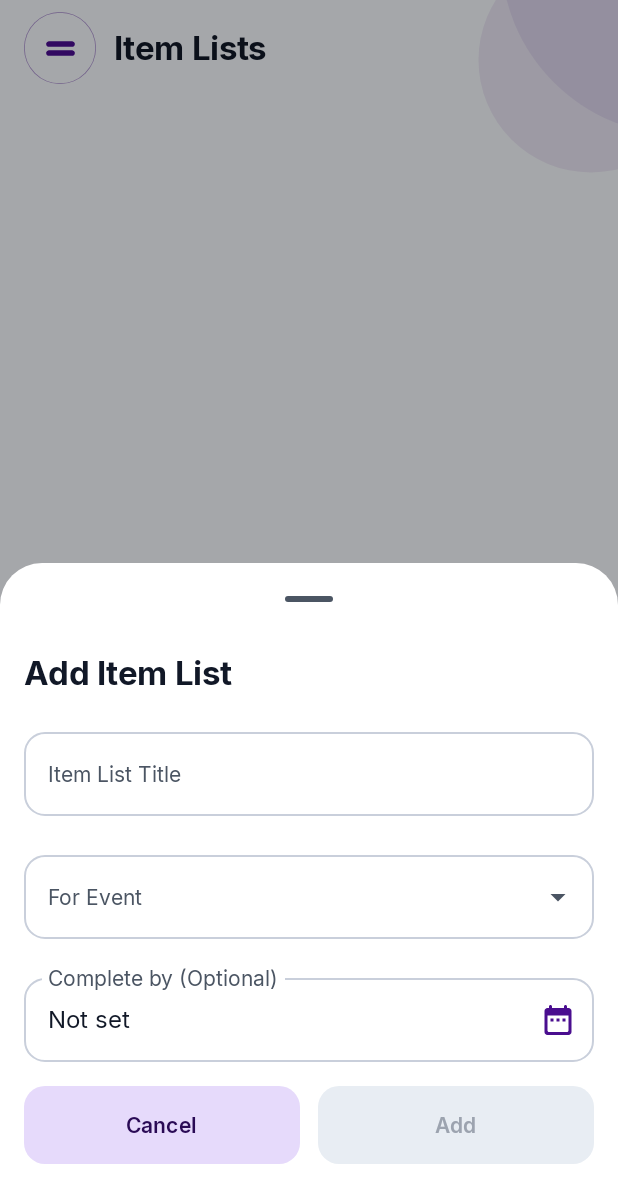
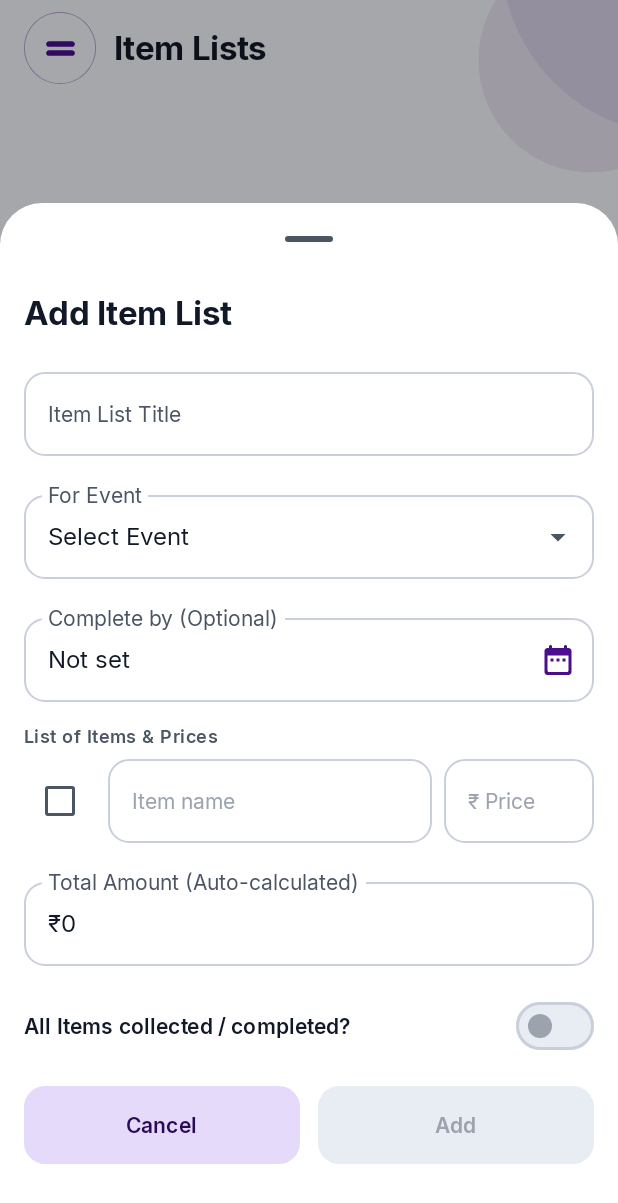
Before and after one commit to sabujdip01/MyEvents, an Android app built with Jetpack Compose: the composable ChecklistScreen shown on its own in the app's theme, after a tap on "Add Item List", on a phone screen of 412 x 824 dp. Shown: the top 1203 px of the screen. Run offline under Robolectric (Android 15) with nearby library versions, the phone set to English and light mode, and no system bars; our stand-ins replace Dagger/Hilt's generated code, Room's generated code; 4 statements that could not run were skipped.

Commit message:
feat(checklist): Item Lists overhaul with dynamic item prices, auto-sum, card layout, and universal delete popup

```diff
--- a/app/src/main/java/sabuj/m/myevents/data/db/entity/TaskEntity.kt
+++ b/app/src/main/java/sabuj/m/myevents/data/db/entity/TaskEntity.kt
@@ -7,7 +7,7 @@ import androidx.room.Index
 import androidx.room.PrimaryKey
 
 /**
- * Room entity for checklist tasks.
+ * Room entity for Item Lists (tasks).
  * - [eventId] FK -> events(id) ON DELETE CASCADE.
  */
 @Entity(
@@ -29,6 +29,8 @@ data class TaskEntity(
     val eventId: String,
     val title: String,
     val dueDateEpochDay: Long?,
+    @ColumnInfo(defaultValue = "0") val totalAmountPaise: Long = 0L,
+    @ColumnInfo(defaultValue = "") val itemsEncoded: String = "",
     val completed: Int = 0,
     val createdAt: Long,
     val updatedAt: Long,
--- a/app/src/main/java/sabuj/m/myevents/domain/model/Task.kt
+++ b/app/src/main/java/sabuj/m/myevents/domain/model/Task.kt
@@ -2,15 +2,27 @@ package sabuj.m.myevents.domain.model
 
 import java.time.LocalDate
 
-/** Domain model for a checklist task. */
+/** Item entry in an Item List. */
+data class TaskItem(
+    val name: String,
+    val pricePaise: Long = 0L,
+    val checked: Boolean = false,
+)
+
+/** Domain model for an Item List (Checklist Task). */
 data class Task(
     val id: String,
     val eventId: String,
     val title: String,
     val dueDate: LocalDate?,
-    val completed: Boolean,
+    val totalAmountPaise: Long = 0L,
+    val items: List<TaskItem> = emptyList(),
+    val completed: Boolean = false,
     val createdAt: Long,
     val updatedAt: Long,
     val syncState: SyncState = SyncState.PENDING,
     val deleted: Boolean = false,
-)
+) {
+    val totalItems: Int get() = items.size
+    val remainingItems: Int get() = items.count { !it.checked }
+}
--- a/app/src/main/java/sabuj/m/myevents/feature/checklist/AddEditTaskSheet.kt
+++ b/app/src/main/java/sabuj/m/myevents/feature/checklist/AddEditTaskSheet.kt
@@ -4,23 +4,33 @@ import android.app.DatePickerDialog
 import androidx.compose.foundation.clickable
 import androidx.compose.foundation.layout.Arrangement
 import androidx.compose.foundation.layout.Column
+import androidx.compose.foundation.layout.Row
 import androidx.compose.foundation.layout.Spacer
 import androidx.compose.foundation.layout.fillMaxWidth
 import androidx.compose.foundation.layout.height
 import androidx.compose.foundation.layout.padding
+import androidx.compose.foundation.layout.size
+import androidx.compose.foundation.layout.width
 import androidx.compose.foundation.rememberScrollState
 import androidx.compose.foundation.shape.RoundedCornerShape
+import androidx.compose.foundation.text.KeyboardOptions
 import androidx.compose.foundation.verticalScroll
 import androidx.compose.material.icons.Icons
 import androidx.compose.material.icons.rounded.DateRange
+import androidx.compose.material.icons.rounded.Delete
+import androidx.compose.material3.Checkbox
+import androidx.compose.material3.CheckboxDefaults
 import androidx.compose.material3.DropdownMenuItem
 import androidx.compose.material3.ExperimentalMaterial3Api
 import androidx.compose.material3.ExposedDropdownMenuBox
 import androidx.compose.material3.ExposedDropdownMenuDefaults
 import androidx.compose.material3.Icon
+import androidx.compose.material3.IconButton
 import androidx.compose.material3.ModalBottomSheet
 import androidx.compose.material3.OutlinedTextField
 import androidx.compose.material3.OutlinedTextFieldDefaults
+import androidx.compose.material3.Switch
+import androidx.compose.material3.SwitchDefaults
 import androidx.compose.material3.Text
 import androidx.compose.material3.rememberModalBottomSheetState
 import androidx.compose.runtime.Composable
@@ -28,16 +38,23 @@ import androidx.compose.runtime.getValue
 import androidx.compose.runtime.mutableStateOf
 import androidx.compose.runtime.remember
 import androidx.compose.runtime.setValue
+import androidx.compose.ui.Alignment
 import androidx.compose.ui.Modifier
 import androidx.compose.ui.platform.LocalContext
+import androidx.compose.ui.text.input.KeyboardType
+import androidx.compose.ui.unit.dp
 import sabuj.m.myevents.core.theme.AppColor
 import sabuj.m.myevents.core.theme.Radius
 import sabuj.m.myevents.core.theme.Spacing
 import sabuj.m.myevents.core.theme.bodyM
+import sabuj.m.myevents.core.theme.labelL
+import sabuj.m.myevents.core.theme.labelM
 import sabuj.m.myevents.core.theme.titleL
 import sabuj.m.myevents.core.ui.AppButtonRow
 import sabuj.m.myevents.core.util.DateUtils
+import sabuj.m.myevents.core.util.MoneyFormatter
 import sabuj.m.myevents.domain.model.Event
+import sabuj.m.myevents.domain.model.TaskItem
 import java.time.LocalDate
 import java.util.Calendar
 
@@ -50,12 +67,19 @@ fun AddEditTaskSheet(
     onTitleChange: (String) -> Unit,
     onEventChange: (String) -> Unit,
     onDueDateChange: (Long?) -> Unit,
+    onItemChange: (index: Int, name: String, pricePaise: Long, checked: Boolean) -> Unit = { _, _, _, _ -> },
+    onAddItem: () -> Unit = {},
+    onRemoveItem: (Int) -> Unit = {},
+    onCompletedChange: (Boolean) -> Unit = {},
     onSave: () -> Unit,
 ) {
     val isEdit = sheetState is TaskSheetState.Edit
     val title: String
     val eventId: String
     val dueDateEpochDay: Long?
+    val totalAmountPaise: Long
+    val items: List<TaskItem>
+    val completed: Boolean
     val titleError: String?
     val eventError: String?
 
@@ -64,6 +88,9 @@ fun AddEditTaskSheet(
             title = sheetState.title
             eventId = sheetState.eventId
             dueDateEpochDay = sheetState.dueDateEpochDay
+            totalAmountPaise = sheetState.totalAmountPaise
+            items = sheetState.items
+            completed = sheetState.completed
             titleError = sheetState.titleError
             eventError = sheetState.eventError
         }
@@ -71,8 +98,11 @@ fun AddEditTaskSheet(
             title = sheetState.title
             eventId = sheetState.eventId
             dueDateEpochDay = sheetState.dueDateEpochDay
+            totalAmountPaise = sheetState.totalAmountPaise
+            items = sheetState.items
+            completed = sheetState.completed
             titleError = sheetState.titleError
-            eventError = null
+            eventError = sheetState.eventError
         }
         else -> return
     }
@@ -109,7 +139,7 @@ fun AddEditTaskSheet(
                 supportingText = titleError,
             )
 
-            // For Event Dropdown
+            // For Event Dropdown (Item F1 — Not auto-selected)
             TaskEventDropdownSelector(
                 events     = events,
                 selectedId = eventId,
@@ -150,6 +180,105 @@ fun AddEditTaskSheet(
                 },
             )
 
+            // Dynamic List of items with price + checkbox (Item F2)
+            Column(verticalArrangement = Arrangement.spacedBy(Spacing.sm)) {
+                Text(text = "List of Items & Prices", style = labelM, color = AppColor.text2)
+
+                items.forEachIndexed { index, item ->
+                    Row(
+                        modifier          = Modifier.fillMaxWidth(),
+                        verticalAlignment = Alignment.CenterVertically,
+                        horizontalArrangement = Arrangement.spacedBy(Spacing.sm),
+                    ) {
+                        Checkbox(
+                            checked         = item.checked,
+                            onCheckedChange = { checked ->
+                                onItemChange(index, item.name, item.pricePaise, checked)
+                            },
+                            colors          = CheckboxDefaults.colors(checkedColor = AppColor.primary),
+                        )
+
+                        OutlinedTextField(
+                            value         = item.name,
+                            onValueChange = { newName ->
+                                onItemChange(index, newName, item.pricePaise, item.checked)
+                                if (index == items.lastIndex && newName.isNotBlank()) {
+                                    onAddItem()
+                                }
+                            },
+                            placeholder   = { Text("Item name", style = bodyM, color = AppColor.text3) },
+                            modifier      = Modifier.weight(1f),
+                            singleLine    = true,
+                            shape         = RoundedCornerShape(Radius.field),
+                            colors        = OutlinedTextFieldDefaults.colors(
+                                focusedBorderColor   = AppColor.primary,
+                                unfocusedBorderColor = AppColor.outline,
+                            ),
+                        )
+
+                        val priceRupees = if (item.pricePaise == 0L) "" else (item.pricePaise / 100L).toString()
+                        OutlinedTextField(
+                            value         = priceRupees,
+                            onValueChange = { priceText ->
+                                val pricePaise = (priceText.filter { it.isDigit() }.toLongOrNull() ?: 0L) * 100L
+                                onItemChange(index, item.name, pricePaise, item.checked)
+                                if (index == items.lastIndex && (item.name.isNotBlank() || priceText.isNotBlank())) {
+                                    onAddItem()
+                                }
+                            },
+                            placeholder   = { Text("₹ Price", style = bodyM, color = AppColor.text3) },
+                            modifier      = Modifier.width(100.dp),
+                            singleLine    = true,
+                            keyboardOptions = KeyboardOptions(keyboardType = KeyboardType.Number),
+                            shape         = RoundedCornerShape(Radius.field),
+                            colors        = OutlinedTextFieldDefaults.colors(
+                                focusedBorderColor   = AppColor.primary,
+                                unfocusedBorderColor = AppColor.outline,
+                            ),
+                        )
+
+                        if (items.size > 1) {
+                            IconButton(onClick = { onRemoveItem(index) }) {
+                                Icon(Icons.Rounded.Delete, "Remove item", tint = AppColor.danger)
+                            }
+                        }
+                    }
+                }
+            }
+
+            // Total Amount (Auto-calculated sum)
+            val calculatedTotalPaise = items.sumOf { it.pricePaise }
+            TaskTextField(
+                value         = MoneyFormatter.format(calculatedTotalPaise),
+                onValueChange = {},
+                label         = "Total Amount (Auto-calculated)",
+                readOnly      = true,
+            )
+
+            // "All Items collected / completed?" toggle
+            Row(
+                modifier          = Modifier.fillMaxWidth(),
+                verticalAlignment = Alignment.CenterVertically,
+            ) {
+                Text(
+                    text     = "All Items collected / completed?",
+                    style    = labelL,
+                    color    = AppColor.text,
+                    modifier = Modifier.weight(1f),
+                )
+                Switch(
+                    checked         = completed,
+                    onCheckedChange = onCompletedChange,
+                    colors          = SwitchDefaults.colors(
+                        checkedThumbColor    = AppColor.onPrimary,
+                        checkedTrackColor    = AppColor.primary,
+                        uncheckedThumbColor  = AppColor.text3,
+                        uncheckedTrackColor  = AppColor.surfaceVariant,
+                        uncheckedBorderColor = AppColor.outline,
+                    ),
+                )
+            }
+
             val isSaveEnabled = title.isNotBlank() && eventId.isNotBlank()
             AppButtonRow(
                 positiveText    = if (isEdit) "Save" else "Add",
@@ -182,7 +311,7 @@ private fun TaskEventDropdownSelector(
         modifier         = Modifier.fillMaxWidth(),
     ) {
         OutlinedTextField(
-            value              = selectedEvent?.title ?: "",
+            value              = selectedEvent?.title ?: "Select Event",
             onValueChange      = {},
             readOnly           = true,
             label              = { Text("For Event", style = bodyM) },
--- a/app/src/main/java/sabuj/m/myevents/feature/checklist/ChecklistUiState.kt
+++ b/app/src/main/java/sabuj/m/myevents/feature/checklist/ChecklistUiState.kt
@@ -10,6 +10,9 @@ sealed class TaskSheetState {
         val title: String = "",
         val eventId: String = "",
         val dueDateEpochDay: Long? = null,
+        val totalAmountPaise: Long = 0L,
+        val items: List<sabuj.m.myevents.domain.model.TaskItem> = listOf(sabuj.m.myevents.domain.model.TaskItem("")),
+        val completed: Boolean = false,
         val titleError: String? = null,
         val eventError: String? = null,
     ) : TaskSheetState()
@@ -19,8 +22,11 @@ sealed class TaskSheetState {
         val eventId: String,
         val title: String,
         val dueDateEpochDay: Long?,
-        val completed: Boolean,
+        val totalAmountPaise: Long = 0L,
+        val items: List<sabuj.m.myevents.domain.model.TaskItem> = emptyList(),
+        val completed: Boolean = false,
         val titleError: String? = null,
+        val eventError: String? = null,
     ) : TaskSheetState()
 }
 
@@ -33,6 +39,7 @@ data class ChecklistUiState(
     val sheetState: TaskSheetState = TaskSheetState.Hidden,
     val isDeleteMode: Boolean = false,
     val selectedForDelete: Set<String> = emptySet(),
+    val deleteTaskId: String? = null,
     val snackbarMessage: String? = null,
 ) {
     /** Filtered list of tasks for the selected event. */
```
Also changed, not shown: app/src/main/java/sabuj/m/myevents/data/db/Converters.kt (+20 -3 lines), app/src/main/java/sabuj/m/myevents/data/repository/TaskRepositoryImpl.kt (+13 -9 lines), app/src/main/java/sabuj/m/myevents/domain/usecase/AddTaskUseCase.kt (+11 -6 lines), app/src/main/java/sabuj/m/myevents/domain/usecase/EditTaskUseCase.kt (+8 -4 lines), app/src/main/java/sabuj/m/myevents/feature/checklist/ChecklistScreen.kt (+108 -77 lines), app/src/main/java/sabuj/m/myevents/feature/checklist/ChecklistViewModel.kt (+39 -17 lines), 1 other file.
